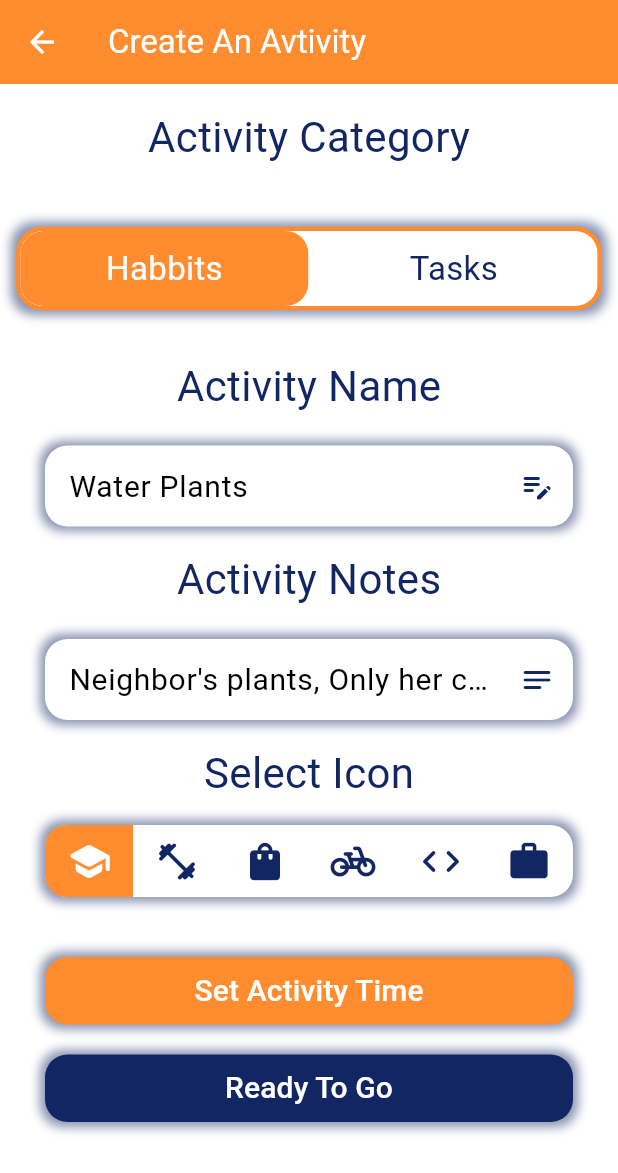
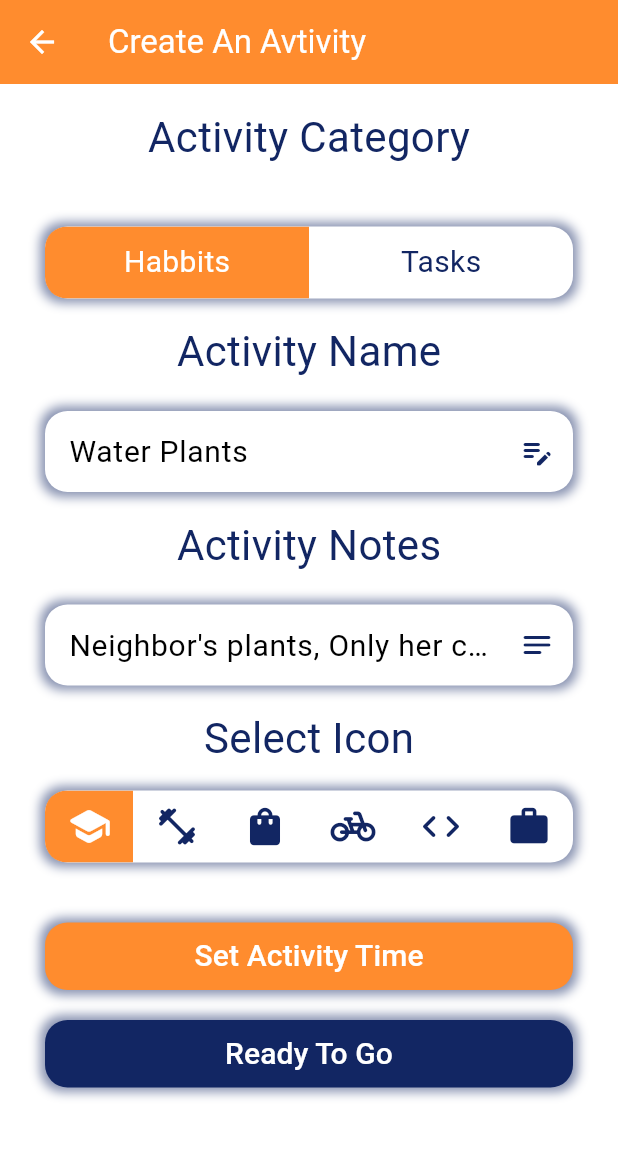
Before and after one commit to YilmazBatal/Habbitty-App, a Flutter app: the CreatePage screen opened directly, after a tap on "Habbits", on a phone screen of 412 x 824 dp. Shown: the top 1173 px of the screen. Run offline on Flutter 3.47's test engine with Material 3 defaults, Android fonts, the phone set to English and light mode, and no system bars; drawn by our look-alikes of toggle_switch; our stand-ins replace flutter_heatmap_calendar, flutter_slidable, google_fonts, percent_indicator, shared_preferences; missing offline and left inert: textfield_tags; accounts and stored records are empty; Roboto replaces fonts that are missing (Sniglet).

Commit message:
New Toggle Button

```diff
--- a/lib/Components/togglebutton.dart
+++ b/lib/Components/togglebutton.dart
@@ -1,7 +1,7 @@
 import 'package:flutter/material.dart';
 import 'package:habbitty/Components/boxshadow.dart';
 import 'package:habbitty/main.dart';
-import 'package:toggle_switch/toggle_switch.dart';
+
 
 class MyToggleButtons extends StatefulWidget {
   const MyToggleButtons({super.key});
@@ -10,44 +10,74 @@ class MyToggleButtons extends StatefulWidget {
   State<MyToggleButtons> createState() => _MyToggleButtonsState();
 }
 class _MyToggleButtonsState extends State<MyToggleButtons> {
+  List<bool> isSelected = [true, false];
+
+
+  @override
+  void initState() {
+    isSelected = [true, false];
+    super.initState();
+  }
 
   @override
   Widget build(BuildContext context) {
 
-    double screenWidth = MediaQuery.of(context).size.width;
-
-    return Center(
-      child: Padding(
-        padding: const EdgeInsets.only(/*left: 30.0, right: 30,*/top: 20, bottom: 15),
-        child: Container(
-          decoration: BoxDecoration(
-            boxShadow: [MyBoxShadow(navyBlue.withOpacity(0.5))],
-            borderRadius: BorderRadius.circular(15)
-          ),
-          child: ToggleSwitch(
-            minWidth: screenWidth,
-            minHeight: 50,
-            cornerRadius: 15.0,
-            activeBgColors: [[lightOrange], [lightOrange]],
-            activeFgColor: Colors.white,
-            inactiveBgColor: Colors.white,
-            inactiveFgColor: navyBlue,
-            borderColor: [lightOrange],
-            initialLabelIndex: 1,
-            totalSwitches: 2,
-            labels: const ['Habbits', 'Tasks'],
-            customTextStyles: const [
-              TextStyle(
-                fontSize: 22.0,
-              )
-            ],
-            radiusStyle: true,
-            onToggle: (index) {
-              debugPrint('switched to: $index');
-            },
-          ),
+    return Padding(
+      padding: const EdgeInsets.only(top: 20, left: 30, right: 30),
+      child: Container(
+        width: double.infinity,
+        decoration: BoxDecoration(
+          color: Colors.white,
+          boxShadow: [MyBoxShadow(navyBlue.withOpacity(0.5))],
+          borderRadius: BorderRadius.circular(15)
         ),
-      ),
-    );
+        child: LayoutBuilder(builder: (context, constraints) {
+          return ToggleButtons(
+          borderRadius: BorderRadius.circular(15),
+          renderBorder: false,
+          isSelected: isSelected,
+          fillColor: lightOrange,
+          selectedColor: Colors.white,
+          color: navyBlue,
+          constraints:
+            BoxConstraints.expand(width: constraints.maxWidth / 2),
+          onPressed: (int index) {
+            setState(() {
+              for (int i = 0; i < isSelected.length; i++) {
+                isSelected[i] = i == index;
+              }
+            });
+          },
+          children: const [
+            Text("Habbits", style: TextStyle(fontSize: 20)),
+            Text("Tasks", style: TextStyle(fontSize: 20))
+          ],
+          );
+        },
+    )
+    // return Center(
+    //   child: Padding(
+    //     padding: const EdgeInsets.only(left: 30.0, right: 30, top: 20, bottom: 15),
+    //     child: Container(
+    //       width: double.infinity,
+    //       height: 40,
+    //       decoration: BoxDecoration(
+    //         color: Colors.white,
+    //         boxShadow: [MyBoxShadow(navyBlue.withOpacity(0.5))],
+    //         borderRadius: BorderRadius.circular(15)
+    //       ),
+    //       child: Center(
+    //         child:  FkToggle(
+    //           width: 100,
+    //           height: 50,
+    //           labels: const ['one', 'two'],
+    //           fontSize: 24,
+    //           cornerRadius: 4,
+    //         ),
+    //       ),
+    //     ),
+    //   ),
+    // );
+      ));
   }
 }
```
